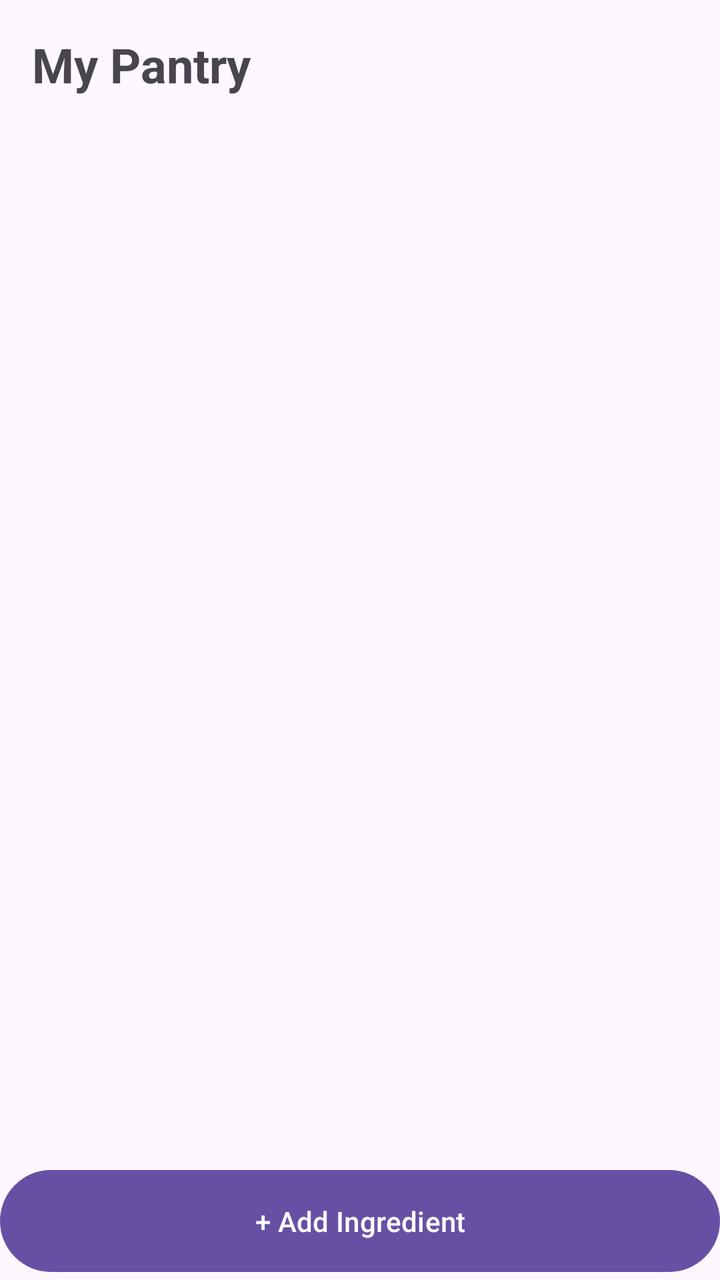
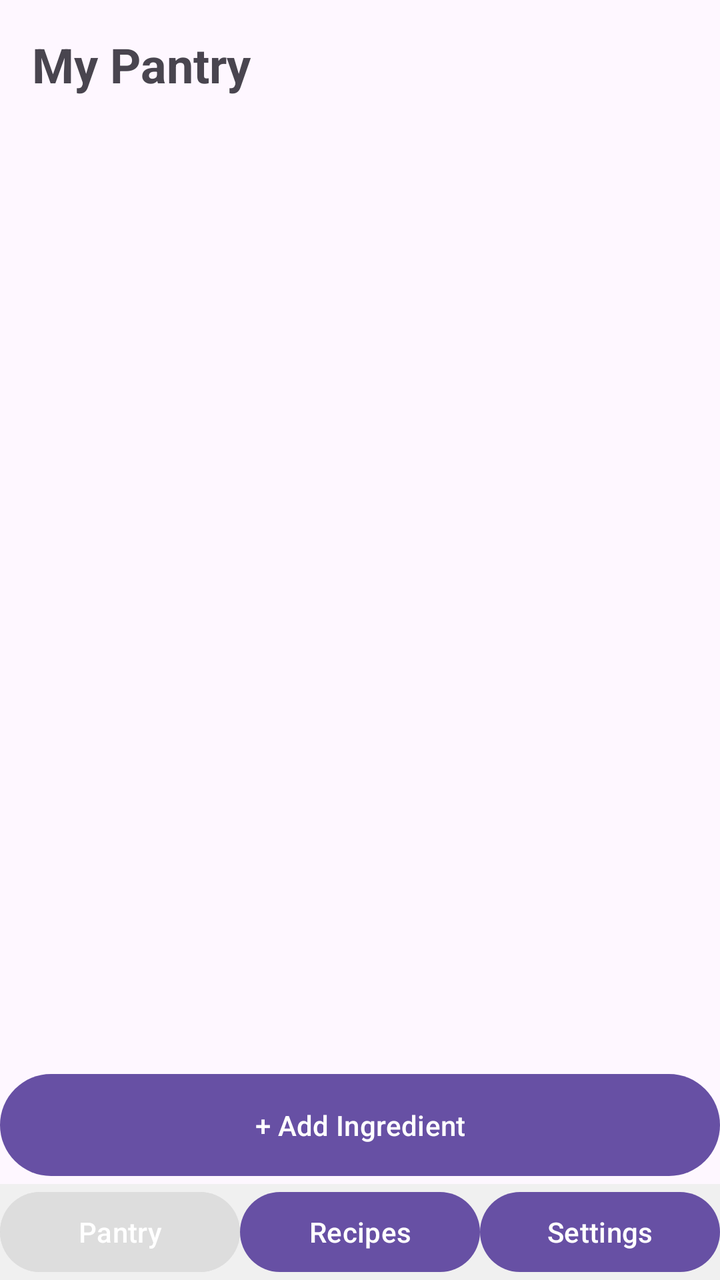

Before-and-after screenshots of an Android layout around one commit, followed by the original layout XML and the change that was made.
<!-- AndroidManifest.xml: application theme Theme.SmartPantryManager -->
<!-- res/layout/activity_main.xml -->
<?xml version="1.0" encoding="utf-8"?>
<LinearLayout xmlns:android="http://schemas.android.com/apk/res/android"
    android:layout_width="match_parent"
    android:layout_height="match_parent"
    android:orientation="vertical">

    <TextView
        android:layout_width="wrap_content"
        android:layout_height="wrap_content"
        android:text="My Pantry"
        android:textSize="24sp"
        android:textStyle="bold"
        android:padding="16dp" />

    <androidx.recyclerview.widget.RecyclerView
        android:id="@+id/recyclerViewPantry"
        android:layout_width="match_parent"
        android:layout_height="0dp"
        android:layout_weight="1" />

    <TextView
        android:id="@+id/textEmptyState"
        android:layout_width="match_parent"
        android:layout_height="0dp"
        android:layout_weight="1"
        android:gravity="center"
        android:text="Your pantry is empty. Tap + to add an ingredient."
        android:textSize="16sp"
        android:visibility="gone" />

    <Button
        android:id="@+id/buttonAddItem"
        android:layout_width="match_parent"
        android:layout_height="wrap_content"
        android:text="+ Add Ingredient"
        android:padding="16dp" />

</LinearLayout>
<!-- resources referenced by this layout -->
<resources>
  <style name="Theme.SmartPantryManager" parent="Base.Theme.SmartPantryManager" />
  <style name="Base.Theme.SmartPantryManager" parent="Theme.Material3.DayNight.NoActionBar">
          
          
      </style>
</resources>

<!-- the commit's change to res/layout/activity_main.xml (unified diff, before → after) -->
@@ -35,4 +35,34 @@
         android:text="+ Add Ingredient"
         android:padding="16dp" />
 
+    <LinearLayout
+        android:layout_width="match_parent"
+        android:layout_height="wrap_content"
+        android:orientation="horizontal"
+        android:background="#F0F0F0">
+
+        <Button
+            android:id="@+id/buttonNavPantry"
+            android:layout_width="0dp"
+            android:layout_height="wrap_content"
+            android:layout_weight="1"
+            android:text="Pantry"
+            android:backgroundTint="#DDDDDD" />
+
+        <Button
+            android:id="@+id/buttonNavRecipes"
+            android:layout_width="0dp"
+            android:layout_height="wrap_content"
+            android:layout_weight="1"
+            android:text="Recipes" />
+
+        <Button
+            android:id="@+id/buttonNavSettings"
+            android:layout_width="0dp"
+            android:layout_height="wrap_content"
+            android:layout_weight="1"
+            android:text="Settings" />
+
+    </LinearLayout>
+
 </LinearLayout>
